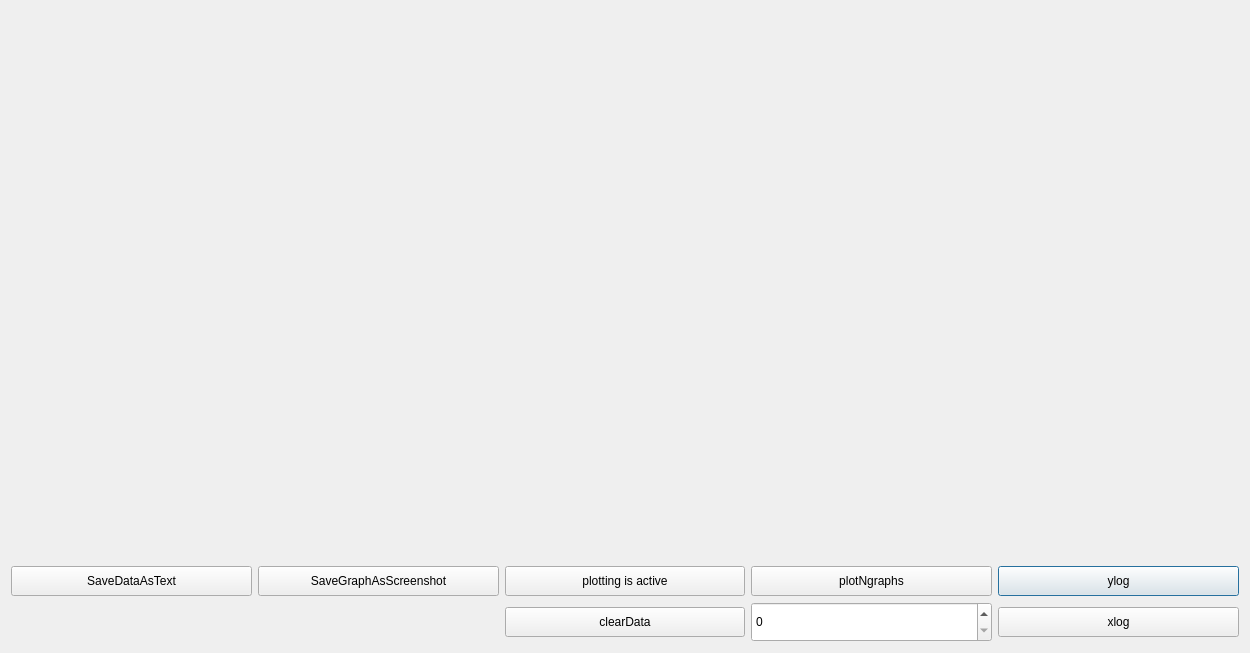
Above: ScenePlot.ui from artsol23/Graph1 before the change. Below: the same form after it.
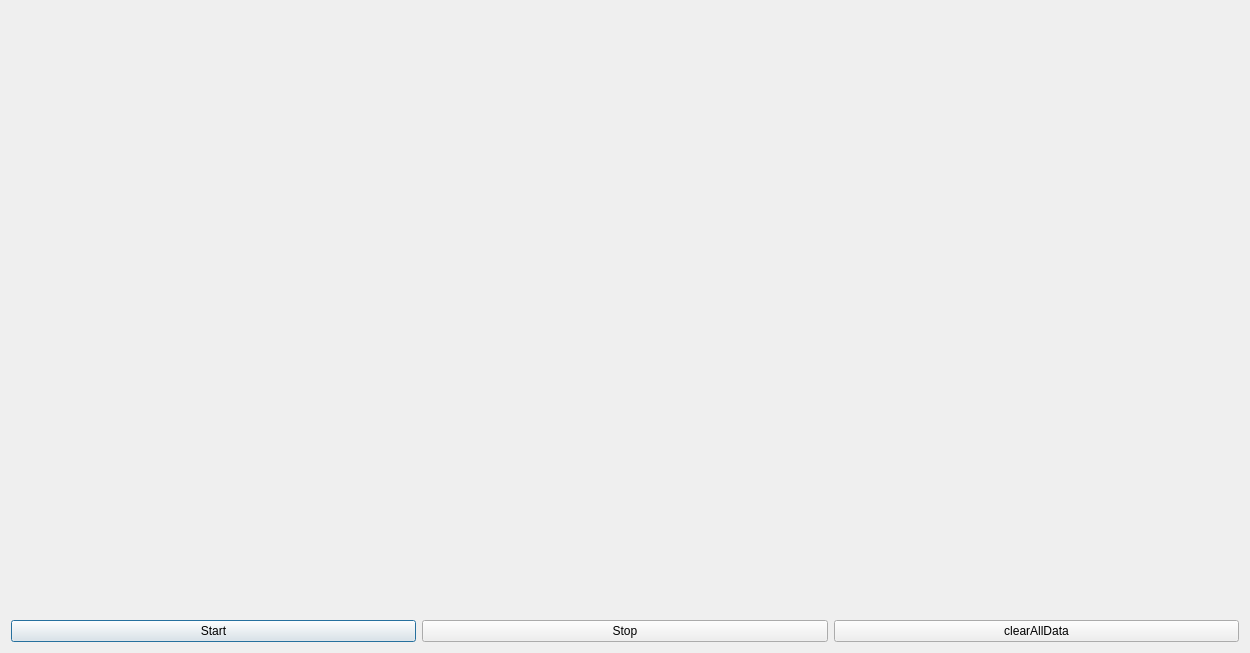
That is the form after the change. Custom widgets are drawn as their Qt base class.

```diff
--- a/ScenePlot.ui
+++ b/ScenePlot.ui
@@ -22,120 +22,6 @@
   <layout class="QHBoxLayout" name="horizontalLayout_3">
    <item>
     <layout class="QGridLayout" name="gridLayout_2">
-     <item row="1" column="0">
-      <layout class="QGridLayout" name="gridLayout_5">
-       <item row="0" column="4">
-        <widget class="QPushButton" name="ylog">
-         <property name="minimumSize">
-          <size>
-           <width>50</width>
-           <height>30</height>
-          </size>
-         </property>
-         <property name="styleSheet">
-          <string notr="true">font: 12pt &quot;Segoe UI&quot;;</string>
-         </property>
-         <property name="text">
-          <string>ylog</string>
-         </property>
-        </widget>
-       </item>
-       <item row="0" column="0">
-        <widget class="QPushButton" name="save">
-         <property name="minimumSize">
-          <size>
-           <width>50</width>
-           <height>30</height>
-          </size>
-         </property>
-         <property name="text">
-          <string>SaveDataAsText</string>
-         </property>
-        </widget>
-       </item>
-       <item row="1" column="3">
-        <widget class="QSpinBox" name="number_of_graphs">
-         <property name="minimumSize">
-          <size>
-           <width>50</width>
-           <height>40</height>
-          </size>
-         </property>
-        </widget>
-       </item>
-       <item row="0" column="3">
-        <widget class="QPushButton" name="plottingNgraphs">
-         <property name="minimumSize">
-          <size>
-           <width>50</width>
-           <height>30</height>
-          </size>
-         </property>
-         <property name="text">
-          <string>plotNgraphs</string>
-         </property>
-        </widget>
-       </item>
-       <item row="1" column="4">
-        <widget class="QPushButton" name="xlog">
-         <property name="minimumSize">
-          <size>
-           <width>50</width>
-           <height>30</height>
-          </size>
-         </property>
-         <property name="styleSheet">
-          <string notr="true">font: 12pt &quot;Segoe UI&quot;;</string>
-         </property>
-         <property name="text">
-          <string>xlog</string>
-         </property>
-        </widget>
-       </item>
-       <item row="0" column="2">
-        <widget class="QPushButton" name="stopPlotting">
-         <property name="minimumSize">
-          <size>
-           <width>50</width>
-           <height>30</height>
-          </size>
-         </property>
-         <property name="text">
-          <string>plotting is active</string>
-         </property>
-        </widget>
-       </item>
-       <item row="0" column="1">
-        <widget class="QPushButton" name="savegraph">
-         <property name="minimumSize">
-          <size>
-           <width>50</width>
-           <height>30</height>
-          </size>
-         </property>
-         <property name="text">
-          <string>SaveGraphAsScreenshot</string>
-         </property>
-        </widget>
-       </item>
-       <item row="1" column="2">
-        <widget class="QPushButton" name="clearData">
-         <property name="minimumSize">
-          <size>
-           <width>50</width>
-           <height>30</height>
-          </size>
-         </property>
-         <property name="styleSheet">
-          <string notr="true">font: 12pt &quot;Segoe UI&quot;;</string>
-         </property>
-         <property name="text">
-          <string>clearData</string>
-         </property>
-        </widget>
-       </item>
-      </layout>
-     </item>
      <item row="0" column="0">
       <widget class="QCustomPlot" name="customPlot" native="true">
        <property name="enabled">
@@ -171,6 +57,31 @@
        <layout class="QGridLayout" name="gridLayout_4"/>
       </widget>
      </item>
+     <item row="1" column="0">
+      <layout class="QGridLayout" name="gridLayout_5">
+       <item row="0" column="0">
+        <widget class="QPushButton" name="start">
+         <property name="text">
+          <string>Start</string>
+         </property>
+        </widget>
+       </item>
+       <item row="0" column="1">
+        <widget class="QPushButton" name="stop">
+         <property name="text">
+          <string>Stop</string>
+         </property>
+        </widget>
+       </item>
+       <item row="0" column="2">
+        <widget class="QPushButton" name="clearAllData">
+         <property name="text">
+          <string>clearAllData</string>
+         </property>
+        </widget>
+       </item>
+      </layout>
+     </item>
     </layout>
    </item>
   </layout>
```
Left out of the diff: 35 changed lines with no effect on the pictures.
